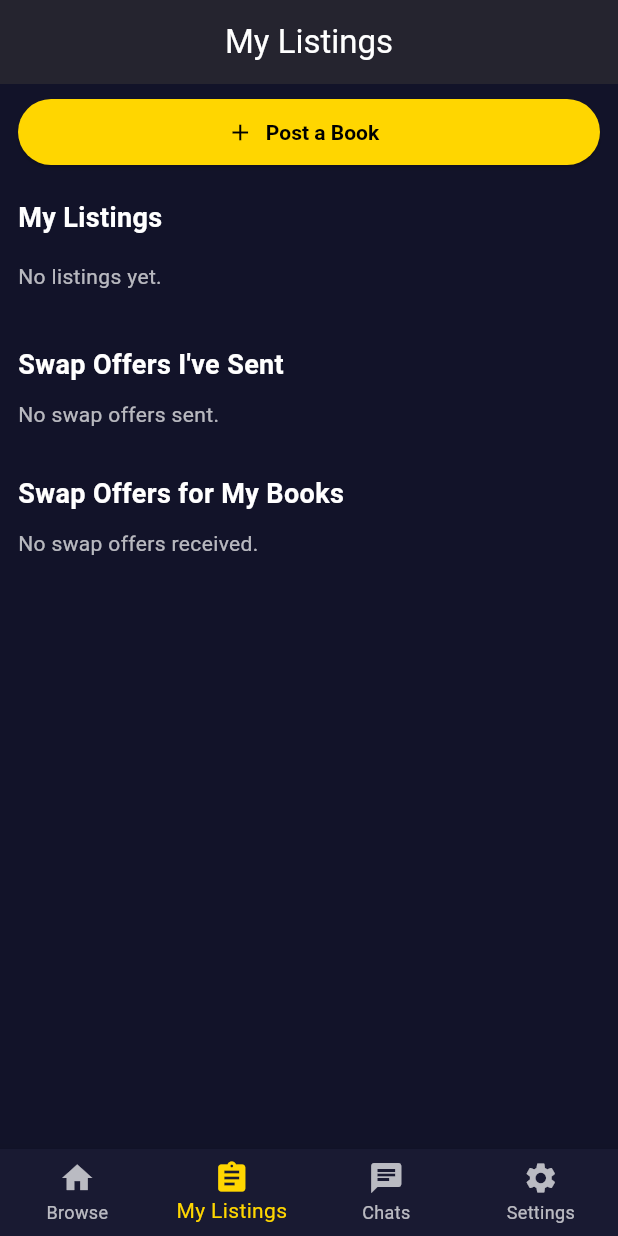
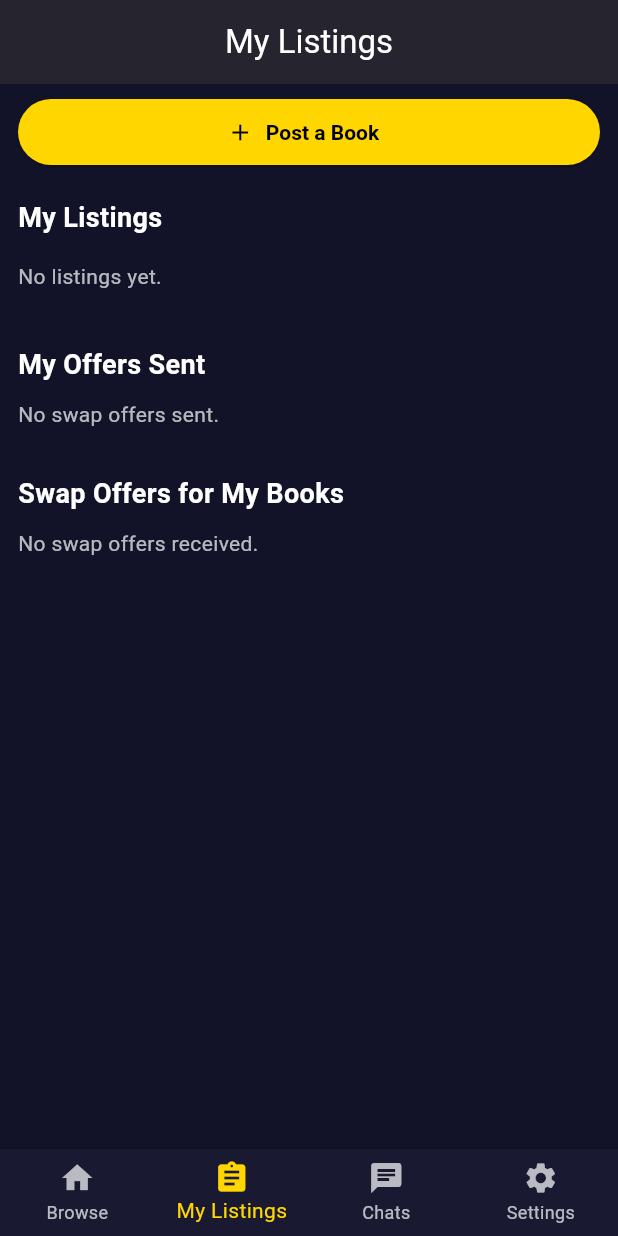
Before and after one commit to koladeade/bookswap, a Flutter app: the screen it shows once a user with an empty profile is signed in, item 2 of the bottom bar chosen, on a phone screen of 412 x 824 dp. Run offline on Flutter 3.47's test engine with Material 3 defaults, Android fonts, the phone set to English and light mode, and no system bars; our stand-ins replace cloud_firestore, firebase_auth, firebase_core; accounts and stored records are empty; statements that could not run were skipped.

Commit message:
fix: update text label for clarity in my listings screen

```diff
--- a/lib/screens/my_listings_screen.dart
+++ b/lib/screens/my_listings_screen.dart
@@ -172,7 +172,7 @@ class _MyListingsScreenState extends State<MyListingsScreen> {
 
         SizedBox(height: 20),
         Text(
-          "Swap Offers I've Sent",
+          "My Offers Sent",
           style: TextStyle(
             color: Colors.white,
             fontSize: 18,
```
